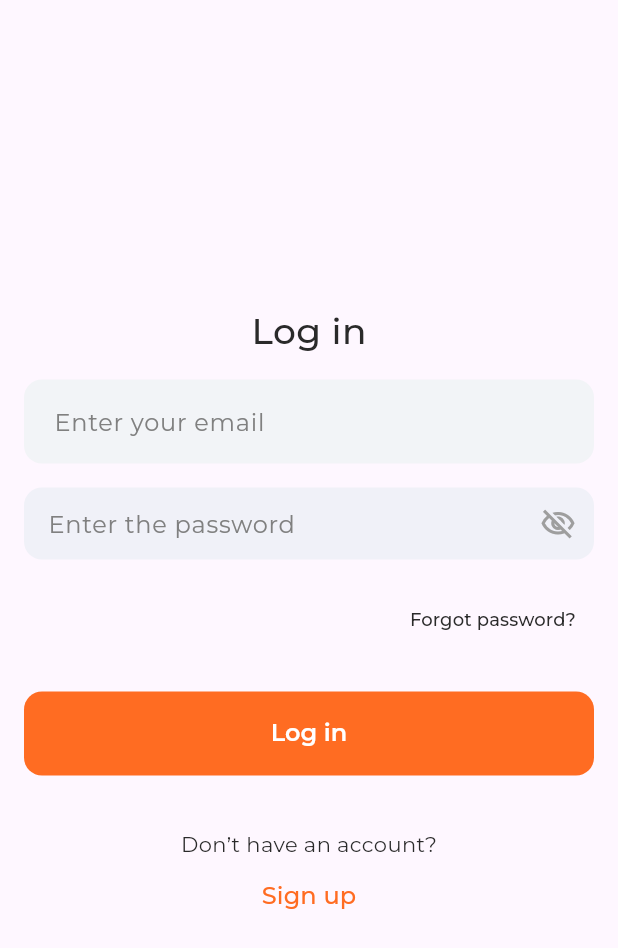
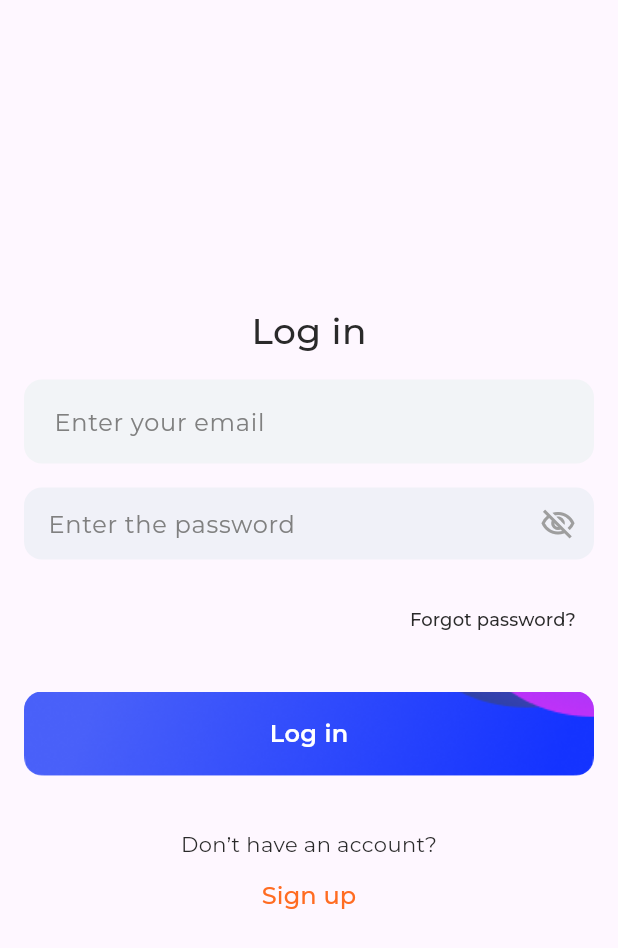
Before and after one commit to KafiulIslam/money_ger, a Flutter app: the screen it shows after launch, on a phone screen of 412 x 824 dp. Shown: the top 948 px of the screen. Run offline on Flutter 3.47's test engine with Material 3 defaults, Android fonts, the phone set to English and light mode, and no system bars; our stand-ins replace appwrite, fl_chart, flutter_secure_storage, get, google_fonts.

Commit message:
primary button design is changed

```diff
--- a/lib/views/dashboard/home/home_screen.dart
+++ b/lib/views/dashboard/home/home_screen.dart
@@ -27,6 +27,7 @@ class _HomeScreenState extends State<HomeScreen> {
     return Consumer2<AuthProvider, MonthlyBudgetProvider>(
         builder: (_, authState, monthlyBudgetState, child) {
       return Scaffold(
+        backgroundColor: Colors.blue.withOpacity(0.1),
         key: _scaffoldKey,
         resizeToAvoidBottomInset: true,
         appBar: AppBar(
--- a/lib/widgets/components/buttons/primary_button.dart
+++ b/lib/widgets/components/buttons/primary_button.dart
@@ -1,5 +1,7 @@
+import 'package:flutter/cupertino.dart';
 import 'package:flutter/material.dart';
 import 'package:google_fonts/google_fonts.dart';
+import 'package:money_ger/widgets/components/custom_loader.dart';
 import '../../../utils/color.dart';
 import '../../../utils/typograpgy.dart';
 
@@ -23,29 +25,26 @@ class PrimaryButton extends StatelessWidget {
 
   @override
   Widget build(BuildContext context) {
-    return SizedBox(
-      height: 56,
-      width: double.infinity,
-      child: ElevatedButton(
-        style: ElevatedButton.styleFrom(
-          shape:
-              RoundedRectangleBorder(borderRadius: BorderRadius.circular(12.0)),
-          elevation: 0.0,
-          backgroundColor: buttonColor,
-          textStyle: tTextStyleBold.copyWith(fontSize: 16, color: white),
-        ),
-        onPressed: isLoading ? null : onTap,
+    return InkWell(
+      onTap: isLoading ? null : onTap,
+      child: Container(
+        height: 56,
+        width: double.infinity,
+        alignment: Alignment.center,
+        decoration: BoxDecoration(
+            borderRadius: BorderRadius.circular(12),
+            image: const DecorationImage(
+                image: AssetImage('assets/images/prime_button_back.png'),
+                fit: BoxFit.cover)),
         child: isLoading
-            ? Center(
-                child: CircularProgressIndicator(
-                color: white.withOpacity(0.5),
-              ))
+            ? const CustomLoader()
             : Text(
                 buttonTitle,
                 maxLines: 1,
                 overflow: TextOverflow.ellipsis,
                 style: tTextStyle600.copyWith(fontSize: 16, color: white),
               ),
+        // ),
       ),
     );
   }
```
Also changed, not shown: lib/widgets/components/custom_loader.dart (added, +13 -0 lines), assets/images/prime_button_back.png (added).
